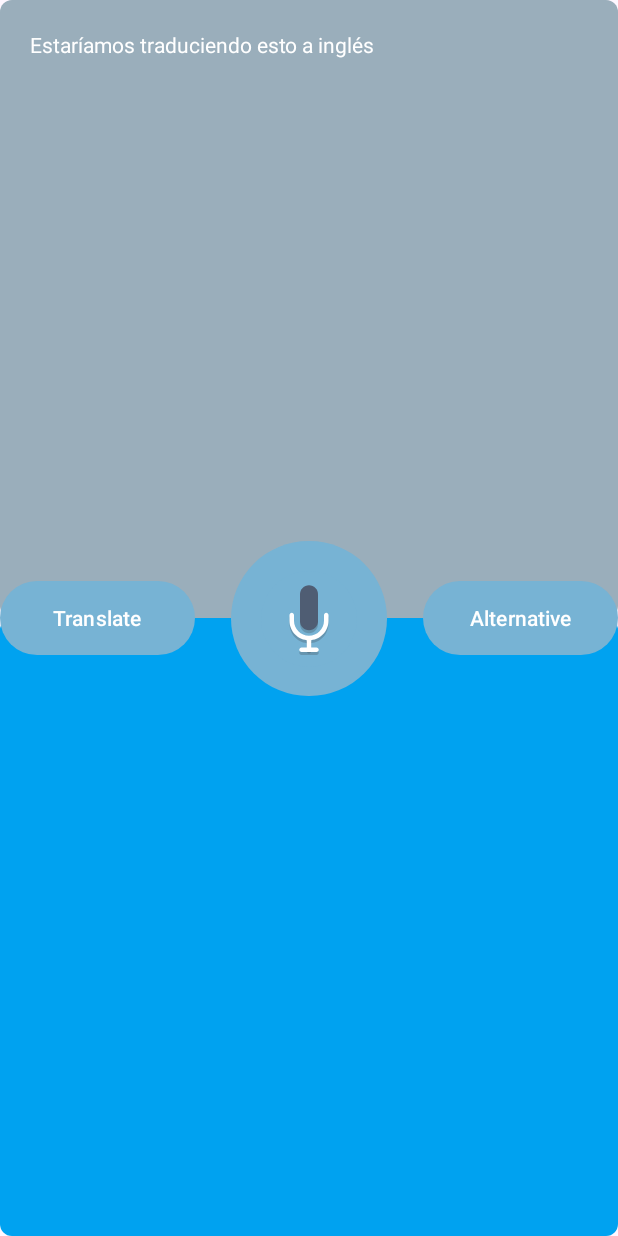
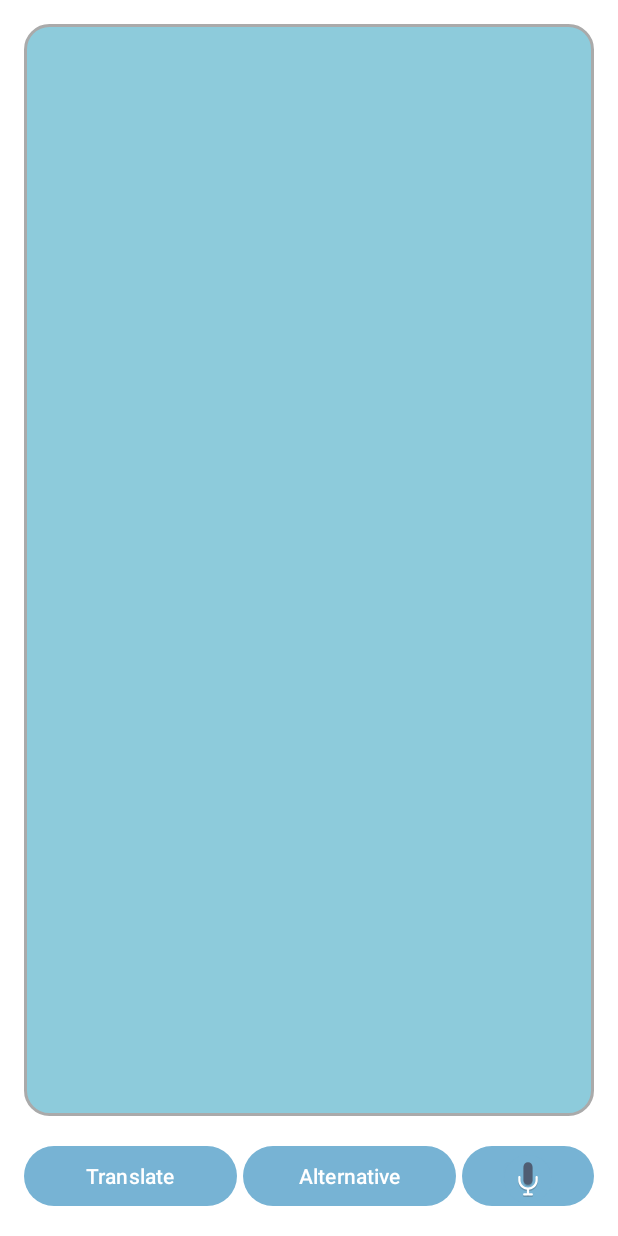
Before and after one commit to vicluber/justspeak, an Android app: the MainActivity screen opened directly, with no data from a screen before it, on a phone screen of 412 x 824 dp. Run offline under Robolectric (Android 15) with nearby library versions, the phone set to English and light mode, and no system bars.

Commit message:
Deep changes. Mostly interface and making sure that it works. Next steps is cleaning and creating some encapsulation (MainActivity class is a mess)

```diff
--- a/app/src/main/java/com/example/languageexchange/MainActivity.kt
+++ b/app/src/main/java/com/example/languageexchange/MainActivity.kt
@@ -11,8 +11,12 @@ import android.os.Environment
 import android.os.Handler
 import android.os.Looper
 import android.util.Log
+import android.view.Gravity
 import android.view.MotionEvent
+import android.view.View
 import android.widget.Button
+import android.widget.LinearLayout
+import android.widget.ScrollView
 import android.widget.TextView
 import android.widget.Toast
 import androidx.activity.enableEdgeToEdge
@@ -26,25 +30,25 @@ import java.io.IOException
 
 class MainActivity : AppCompatActivity() {
 
-    private lateinit var handler: Handler
+    // Properties declared but not initialized yet
     private lateinit var mediaRecorder: MediaRecorder
+    private lateinit var transcriptionTextView: TextView
+    private lateinit var responseTextView: TextView
+    private lateinit var button: Button
+    private lateinit var alternativeButton: Button
+    private lateinit var translateButton: Button
+    private lateinit var outputFilePath: String
+    private lateinit var selectedLanguage: String
+
+    // Properties initialized immediately
     private var isRecording = false
     private var isCancelled = false
-    private lateinit var outputFilePath: String
     private val REQUEST_RECORD_AUDIO_PERMISSION = 200
     private val apiKey = ""
     private val speechToTextClient = OpenAISpeechToText(apiKey)
     private val chatClient = OpenAIChat(apiKey)
     private val ttsClient = OpenAITTS(apiKey)
-    private lateinit var transcriptionTextView: TextView
-    private lateinit var responseTextView: TextView
-    private lateinit var button: Button
-    private lateinit var alternativeButton: Button
-    private lateinit var translateButton: Button
-    private lateinit var scaleUp: ObjectAnimator
-    private lateinit var scaleDown: ObjectAnimator
     private var initialX: Float = 0f
-    private lateinit var selectedLanguage: String
     private var alternateUserInput: String? = null
     private var alternateGptResponse: String? = null
     private var translationUserInput: String? = null
@@ -56,45 +60,21 @@ class MainActivity : AppCompatActivity() {
     @SuppressLint("ClickableViewAccessibility")
     override fun onCreate(savedInstanceState: Bundle?) {
         super.onCreate(savedInstanceState)
+
+        // This line must be called before accessing any view elements
+        setContentView(R.layout.activity_main)
+        checkAndRequestPermissions()
+        // Initialize UI components after setContentView
+        button = findViewById(R.id.button)
+        alternativeButton = findViewById(R.id.alternativeButton)
+        translateButton = findViewById(R.id.translateButton)
+
         selectedLanguage = intent.getStringExtra("selectedValue") ?: "Default Value"
 
         // Ahora inicializa messages
         messages = mutableListOf(
             OpenAIChat.Message("system", "You are gonna act as a ${selectedLanguage} teacher who chats with me just for me to learn. So it doesn't matter which language I use you will respond accordingly but in ${selectedLanguage}, for example, if I ask you how to say something in ${selectedLanguage} always reply in ${selectedLanguage} don't use the language I use, always ${selectedLanguage}. No matter what I say, never change the language, ALWAYS speak ${selectedLanguage} with me. If I ask you to speak another language just tell me that is for my good that you will just reply in ${selectedLanguage}.\\n I'm also not good in conversation making so if I don't ask anything you will propose easy topics of conversations.")
         )
-
-        enableEdgeToEdge()
-        setContentView(R.layout.activity_main)
-        ViewCompat.setOnApplyWindowInsetsListener(findViewById(R.id.main)) { v, insets ->
-            val systemBars = insets.getInsets(WindowInsetsCompat.Type.systemBars())
-            v.setPadding(systemBars.left, systemBars.top, systemBars.right, systemBars.bottom)
-            insets
-        }
-        transcriptionTextView = findViewById(R.id.transcriptionTextView)
-        responseTextView = findViewById(R.id.responseTextView)
-        requestAudioPermissions()
-        handler = Handler(Looper.getMainLooper())
-        outputFilePath = getOutputFilePath()
-
-        button = findViewById(R.id.button)
-        alternativeButton = findViewById(R.id.alternativeButton)
-        translateButton = findViewById(R.id.translateButton)
-
-        // Define the animations
-        fun createScaleAnimation(property: String): ObjectAnimator {
-            return ObjectAnimator.ofFloat(button, property, 1.2f).apply {
-                duration = 500
-                repeatCount = ObjectAnimator.INFINITE
-                repeatMode = ObjectAnimator.REVERSE
-            }
-        }
-
-        scaleUp = createScaleAnimation("scaleX")
-        scaleDown = createScaleAnimation("scaleY")
-
-        Toast.makeText(this@MainActivity, "Mantén presionado para grabar y suelta para enviar.", Toast.LENGTH_LONG).show()
-        Toast.makeText(this@MainActivity, "Desliza a la derecha para cancelar.", Toast.LENGTH_LONG).show()
-
         button.setOnTouchListener { _, event ->
             when (event.action) {
                 MotionEvent.ACTION_DOWN -> handleButtonActionDown(event)
@@ -112,12 +92,26 @@ class MainActivity : AppCompatActivity() {
         }
     }
 
+    private fun checkAndRequestPermissions() {
+        val permissions = arrayOf(
+            Manifest.permission.RECORD_AUDIO,
+            Manifest.permission.WRITE_EXTERNAL_STORAGE,
+            Manifest.permission.READ_EXTERNAL_STORAGE
+        )
+
+        val permissionsToRequest = permissions.filter {
+            ContextCompat.checkSelfPermission(this, it) != PackageManager.PERMISSION_GRANTED
+        }
+
+        if (permissionsToRequest.isNotEmpty()) {
+            ActivityCompat.requestPermissions(this, permissionsToRequest.toTypedArray(), REQUEST_RECORD_AUDIO_PERMISSION)
+        }
+    }
+
     private fun handleButtonActionDown(event: MotionEvent) {
         initialX = event.rawX
         isCancelled = false
         startRecording()
-        handler.post(runnable)
-        startButtonAnimation()
     }
 
     private fun handleButtonActionMove(event: MotionEvent) {
@@ -125,14 +119,11 @@ class MainActivity : AppCompatActivity() {
         if (deltaX > 100) {
             isCancelled = true
             stopRecording()
-            stopButtonAnimation()
             Toast.makeText(this@MainActivity, "Grabación cancelada", Toast.LENGTH_SHORT).show()
         }
     }
 
     private fun handleButtonActionUp() {
-        handler.removeCallbacks(runnable)
-        stopButtonAnimation()
         if (isCancelled) {
             cancelRecording()
         } else {
@@ -185,25 +176,6 @@ class MainActivity : AppCompatActivity() {
         }
     }
 
-
-    private fun startButtonAnimation() {
-        scaleUp.start()
-        scaleDown.start()
-    }
-
-    private fun stopButtonAnimation() {
-        scaleUp.cancel()
-        scaleDown.cancel()
-        button.scaleX = 1.0f
-        button.scaleY = 1.0f
-    }
-
-    private val runnable = object : Runnable {
-        override fun run() {
-            handler.postDelayed(this, 1000)
-        }
-    }
-
     private fun getOutputFilePath(): String {
         val downloadsDir = getExternalFilesDir(Environment.DIRECTORY_DOWNLOADS)
         if (!downloadsDir!!.exists()) {
@@ -214,18 +186,21 @@ class MainActivity : AppCompatActivity() {
 
     private fun startRecording() {
         if (isRecording) return
+
+        outputFilePath = getOutputFilePath()
         mediaRecorder = MediaRecorder().apply {
-            setAudioSource(MediaRecorder.AudioSource.MIC)
-            setOutputFormat(MediaRecorder.OutputFormat.MPEG_4)
-            setAudioEncoder(MediaRecorder.AudioEncoder.AAC)
-            setOutputFile(outputFilePath)
             try {
+                setAudioSource(MediaRecorder.AudioSource.MIC) // or VOICE_RECOGNITION
+                setOutputFormat(MediaRecorder.OutputFormat.MPEG_4)
+                setAudioEncoder(MediaRecorder.AudioEncoder.AAC)
+                setOutputFile(outputFilePath)
                 prepare()
                 start()
                 isRecording = true
-            } catch (e: IOException) {
+            } catch (e: Exception) {
                 e.printStackTrace()
-                showToast("Error al iniciar la grabación")
+                showToast("Failed to start recording")
+                release()
             }
         }
     }
@@ -240,7 +215,7 @@ class MainActivity : AppCompatActivity() {
             isRecording = false
         } catch (e: RuntimeException) {
             e.printStackTrace()
-            showToast("Error al detener la grabación")
+            showToast("Error stopping recording")
         }
     }
 
@@ -262,7 +237,34 @@ class MainActivity : AppCompatActivity() {
         speechToTextClient.transcribeAudio(outputFilePath) { transcription ->
             runOnUiThread {
                 if (transcription != null) {
-                    transcriptionTextView.text = transcription
+                    // Create a new TextView to display the transcription
+                    val transcriptionTextView = TextView(this).apply {
+                        text = transcription
+                        textSize = 18f // Same as 18sp
+                        setTextColor(resources.getColor(android.R.color.black, null))
+                        background = resources.getDrawable(R.drawable.user_prompt_bubble, null)
+                        setPadding(12.dpToPx(), 12.dpToPx(), 12.dpToPx(), 12.dpToPx())
+                        setShadowLayer(4f, 2f, 2f, resources.getColor(android.R.color.darker_gray, null))
+                        elevation = 2f
+                        layoutParams = LinearLayout.LayoutParams(
+                            LinearLayout.LayoutParams.WRAP_CONTENT,
+                            LinearLayout.LayoutParams.WRAP_CONTENT
+                        ).apply {
+                            setMargins(8.dpToPx(), 8.dpToPx(), 8.dpToPx(), 8.dpToPx())
+                            gravity = Gravity.START
+                        }
+                    }
+
+                    // Find the chatContainer and add the new TextView to it
+                    val chatContainer = findViewById<LinearLayout>(R.id.chatContainer)
+                    chatContainer.addView(transcriptionTextView)
+
+                    // Scroll to the bottom to show the new message
+                    val chatScrollView = findViewById<ScrollView>(R.id.chatScrollView)
+                    chatScrollView.post {
+                        chatScrollView.fullScroll(ScrollView.FOCUS_DOWN)
+                    }
+
                     getAnswer(transcription)
                 } else {
                     showToast("Error al transcribir el audio")
@@ -271,13 +273,44 @@ class MainActivity : AppCompatActivity() {
         }
     }
 
+    // Extension function to convert dp to px
+    private fun Int.dpToPx(): Int {
+        return (this * resources.displayMetrics.density).toInt()
+    }
+
+
+
     private fun getAnswer(transcription: String) {
         messages.add(OpenAIChat.Message("user", transcription))
 
         chatClient.createChatCompletion(messages) { response ->
             runOnUiThread {
                 if (response != null) {
-                    responseTextView.text = response
+                    val responseTextView = TextView(this).apply {
+                        text = response
+                        textSize = 18f // Same as 18sp
+                        setTextColor(resources.getColor(android.R.color.black, null))
+                        background = resources.getDrawable(R.drawable.openai_response_bubble, null)
+                        setPadding(12.dpToPx(), 12.dpToPx(), 12.dpToPx(), 12.dpToPx())
+                        setShadowLayer(4f, 2f, 2f, resources.getColor(android.R.color.darker_gray, null))
+                        elevation = 2f
+                        layoutParams = LinearLayout.LayoutParams(
+                            LinearLayout.LayoutParams.WRAP_CONTENT,
+                            LinearLayout.LayoutParams.WRAP_CONTENT
+                        ).apply {
+                            setMargins(8.dpToPx(), 8.dpToPx(), 8.dpToPx(), 8.dpToPx())
+                            gravity = Gravity.START
+                        }
+                    }
+                    // Find the chatContainer and add the new TextView to it
+                    val chatContainer = findViewById<LinearLayout>(R.id.chatContainer)
+                    chatContainer.addView(responseTextView)
+
+                    // Scroll to the bottom to show the new message
+                    val chatScrollView = findViewById<ScrollView>(R.id.chatScrollView)
+                    chatScrollView.post {
+                        chatScrollView.fullScroll(ScrollView.FOCUS_DOWN)
+                    }
                     messages.add(OpenAIChat.Message("assistant", response))
                     getSpeech(response)
                 } else {
@@ -312,11 +345,6 @@ class MainActivity : AppCompatActivity() {
         }
     }
 
-    private fun requestAudioPermissions() {
-        if (ContextCompat.checkSelfPermission(this, Manifest.permission.RECORD_AUDIO) != PackageManager.PERMISSION_GRANTED) {
-            ActivityCompat.requestPermissions(this, arrayOf(Manifest.permission.RECORD_AUDIO), REQUEST_RECORD_AUDIO_PERMISSION)
-        }
-    }
 
     private fun showToast(message: String) {
         Toast.makeText(this@MainActivity, message, Toast.LENGTH_SHORT).show()
@@ -327,9 +355,28 @@ class MainActivity : AppCompatActivity() {
         if (requestCode == REQUEST_RECORD_AUDIO_PERMISSION) {
             if (grantResults.isNotEmpty() && grantResults[0] == PackageManager.PERMISSION_GRANTED) {
                 // Permission granted
+                prepareRecording()
             } else {
                 // Permission denied
-                showToast("Permiso de grabación denegado")
+                showToast("Recording permission denied")
+            }
+        }
+    }
+    private fun prepareRecording() {
+        if (isRecording) return
+
+        outputFilePath = getOutputFilePath() // Set the output file path for the recording
+
+        mediaRecorder = MediaRecorder().apply {
+            try {
+                setAudioSource(MediaRecorder.AudioSource.MIC) // Set the audio source to the microphone
+                setOutputFormat(MediaRecorder.OutputFormat.MPEG_4) // Set the output format to MP4
+                setAudioEncoder(MediaRecorder.AudioEncoder.AAC) // Set the audio encoder to AAC
+                setOutputFile(outputFilePath) // Set the output file where the recording will be saved
+                prepare() // Prepare the MediaRecorder for recording
+            } catch (e: Exception) {
+                e.printStackTrace()
+                showToast("Failed to prepare recording") // Display an error message if preparation fails
             }
         }
     }
--- a/app/src/main/res/drawable/microphone_svgrepo_com.xml
+++ b/app/src/main/res/drawable/microphone_svgrepo_com.xml
@@ -1,6 +1,6 @@
 <vector xmlns:android="http://schemas.android.com/apk/res/android"
-    android:width="64dp"
-    android:height="64dp"
+    android:width="32dp"
+    android:height="32dp"
     android:viewportWidth="64"
     android:viewportHeight="64">
   <path
--- /dev/null
+++ b/app/src/main/res/drawable/openai_response_bubble.xml
@@ -0,0 +1,13 @@
+<!-- res/drawable/text_bubble_background.xml -->
+<shape xmlns:android="http://schemas.android.com/apk/res/android">
+    <solid android:color="@android:color/white"/>
+    <corners android:radius="16dp"/>
+    <stroke
+        android:width="1dp"
+        android:color="@android:color/darker_gray"/>
+    <padding
+        android:left="8dp"
+        android:top="8dp"
+        android:right="8dp"
+        android:bottom="8dp"/>
+</shape>
--- /dev/null
+++ b/app/src/main/res/drawable/scrollview_background.xml
@@ -0,0 +1,13 @@
+<!-- res/drawable/scrollview_background.xml -->
+<shape xmlns:android="http://schemas.android.com/apk/res/android">
+    <solid android:color="@color/openaiResponseBubbleBackground" />
+    <corners android:radius="16dp" />
+    <stroke
+        android:width="2dp"
+        android:color="@android:color/darker_gray" />
+    <padding
+        android:left="8dp"
+        android:top="8dp"
+        android:right="8dp"
+        android:bottom="8dp" />
+</shape>
--- /dev/null
+++ b/app/src/main/res/drawable/user_prompt_bubble.xml
@@ -0,0 +1,13 @@
+<!-- res/drawable/text_bubble_background.xml -->
+<shape xmlns:android="http://schemas.android.com/apk/res/android">
+    <solid android:color="@color/userPromptBubbleBackground"/>
+    <corners android:radius="16dp"/>
+    <stroke
+        android:width="1dp"
+        android:color="@android:color/darker_gray"/>
+    <padding
+        android:left="8dp"
+        android:top="8dp"
+        android:right="8dp"
+        android:bottom="8dp"/>
+</shape>
--- a/app/src/main/res/layout/activity_main.xml
+++ b/app/src/main/res/layout/activity_main.xml
@@ -7,97 +7,70 @@
     android:layout_height="match_parent"
     tools:context=".MainActivity">
 
-    <FrameLayout
-        android:id="@+id/frameLayoutTop"
-        android:layout_width="0dp"
-        android:layout_height="0dp"
-        app:layout_constraintEnd_toEndOf="parent"
-        app:layout_constraintHeight_default="percent"
-        app:layout_constraintHeight_percent="0.5"
-        app:layout_constraintStart_toStartOf="parent"
-        app:layout_constraintTop_toTopOf="parent"
-        app:layout_constraintWidth_default="percent"
-        app:layout_constraintWidth_percent="1.0">
+    <RelativeLayout
+        android:layout_width="match_parent"
+        android:layout_height="match_parent"
+        android:padding="16dp"
+        android:background="@android:color/white">
 
-        <TextView
-            android:id="@+id/transcriptionTextView"
+        <!-- Styled ScrollView to display chat messages -->
+        <ScrollView
+            android:id="@+id/chatScrollView"
             android:layout_width="match_parent"
-            android:layout_height="match_parent"
-            android:background="@drawable/radio_button_selected"
-            android:textAlignment="viewStart"
-            android:text="Estaríamos traduciendo esto a inglés"
-            android:textColor="@color/white"
-            app:layout_constraintBottom_toTopOf="@+id/frameLayout"
-            app:layout_constraintEnd_toEndOf="parent"
-            app:layout_constraintStart_toStartOf="parent"
-            app:layout_constraintTop_toTopOf="parent" />
-    </FrameLayout>
+            android:layout_height="0dp"
+            android:layout_weight="1"
+            android:layout_alignParentTop="true"
+            android:layout_above="@id/inputContainer"
+            android:background="@drawable/scrollview_background"
+            android:padding="8dp"
+            android:layout_marginBottom="16dp">
 
-    <FrameLayout
-        android:id="@+id/frameLayoutBottom"
-        android:layout_width="0dp"
-        android:layout_height="0dp"
-        app:layout_constraintBottom_toBottomOf="parent"
-        app:layout_constraintEnd_toEndOf="parent"
-        app:layout_constraintHeight_default="percent"
-        app:layout_constraintHeight_percent="0.5"
-        app:layout_constraintStart_toStartOf="parent"
-        app:layout_constraintWidth_default="percent"
-        app:layout_constraintWidth_percent="1.0">
+            <!-- Container for chat messages -->
+            <LinearLayout
+                android:id="@+id/chatContainer"
+                android:layout_width="match_parent"
+                android:layout_height="wrap_content"
+                android:orientation="vertical" />
 
-        <TextView
-            android:id="@+id/responseTextView"
+        </ScrollView>
+
+        <!-- Bottom container for input controls -->
+        <LinearLayout
+            android:id="@+id/inputContainer"
             android:layout_width="match_parent"
-            android:layout_height="match_parent"
-            android:background="@drawable/radio_button_unselected"
-            android:textAlignment="viewStart"
-            android:textColor="@color/white"
-            app:layout_constraintBottom_toBottomOf="parent"
-            app:layout_constraintEnd_toEndOf="parent"
-            app:layout_constraintStart_toStartOf="parent"
-            app:layout_constraintTop_toBottomOf="@+id/frameLayout" />
-    </FrameLayout>
+            android:layout_height="wrap_content"
+            android:orientation="horizontal"
+            android:layout_alignParentBottom="true"
+            android:gravity="center">
 
-    <Button
-        android:id="@+id/button"
-        android:layout_width="wrap_content"
-        android:layout_height="111dp"
-        android:layout_gravity="center"
-        android:drawableTop="@drawable/microphone_svgrepo_com"
-        android:padding="20dp"
-        app:layout_constraintBottom_toBottomOf="@+id/frameLayoutBottom"
-        app:layout_constraintEnd_toEndOf="parent"
-        app:layout_constraintStart_toStartOf="parent"
-        app:layout_constraintTop_toTopOf="@+id/frameLayoutTop"
-        app:layout_editor_absoluteX="154dp"
-        app:layout_editor_absoluteY="311dp"
-        tools:ignore="MissingConstraints" />
-    <LinearLayout
-        android:layout_width="130dp"
-        android:layout_height="57dp"
-        app:layout_constraintBottom_toBottomOf="parent"
-        app:layout_constraintEnd_toEndOf="parent"
-        app:layout_constraintTop_toTopOf="@+id/frameLayoutTop">
+            <!-- Translate button -->
+            <Button
+                android:id="@+id/translateButton"
+                android:layout_width="0dp"
+                android:layout_height="wrap_content"
+                android:layout_weight="1"
+                android:text="Translate"
+                android:layout_marginEnd="4dp"/>
 
-        <Button
-            android:id="@+id/alternativeButton"
-            android:layout_width="match_parent"
-            android:layout_height="match_parent"
-            android:text="Alternative" />
-    </LinearLayout>
+            <!-- Show alternative button -->
+            <Button
+                android:id="@+id/alternativeButton"
+                android:layout_width="0dp"
+                android:layout_height="wrap_content"
+                android:layout_weight="1"
+                android:layout_marginEnd="4dp"
+                android:text="Alternative"/>
 
-    <LinearLayout
-        android:layout_width="130dp"
-        android:layout_height="57dp"
-        app:layout_constraintBottom_toBottomOf="parent"
-        app:layout_constraintStart_toStartOf="parent"
-        app:layout_constraintTop_toTopOf="@+id/frameLayoutTop">
+            <!-- ImageView to act as a microphone button -->
+            <Button
+                android:id="@+id/button"
+                android:layout_width="wrap_content"
+                android:layout_height="match_parent"
+                android:layout_gravity="center"
+                android:drawableTop="@drawable/microphone_svgrepo_com"
+                tools:ignore="MissingConstraints" />
 
-        <Button
-            android:id="@+id/translateButton"
-            android:layout_width="match_parent"
-            android:layout_height="match_parent"
-            android:text="Translate" />
-    </LinearLayout>
+        </LinearLayout>
 
+    </RelativeLayout>
 </androidx.constraintlayout.widget.ConstraintLayout>
--- a/app/src/main/res/values/colors.xml
+++ b/app/src/main/res/values/colors.xml
@@ -7,4 +7,6 @@
     <color name="colorTertiary">#9AAEBB</color>
     <color name="colorLightGreen">#E2F5F1</color>
     <color name="colorGreen">#439084</color>
+    <color name="userPromptBubbleBackground">#9ff49f</color>
+    <color name="openaiResponseBubbleBackground">#8dcbdb</color>
 </resources>
```
Also changed, not shown: app/src/main/java/com/example/languageexchange/OpenAISpeechToText.kt (+11 -0 lines).
